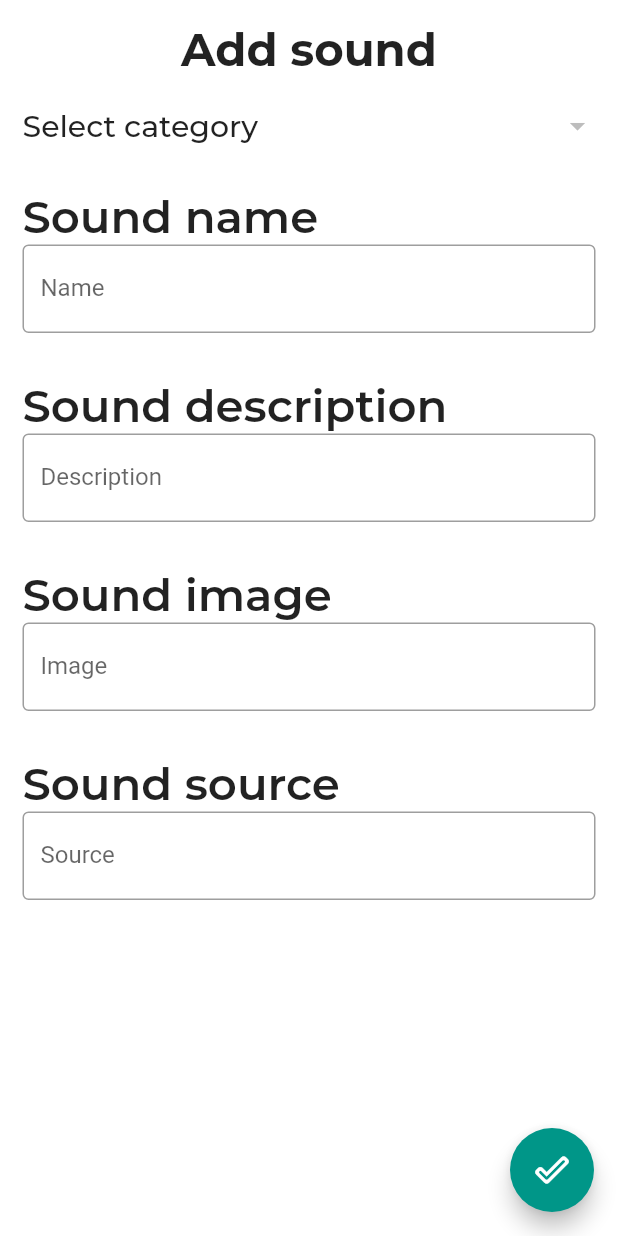
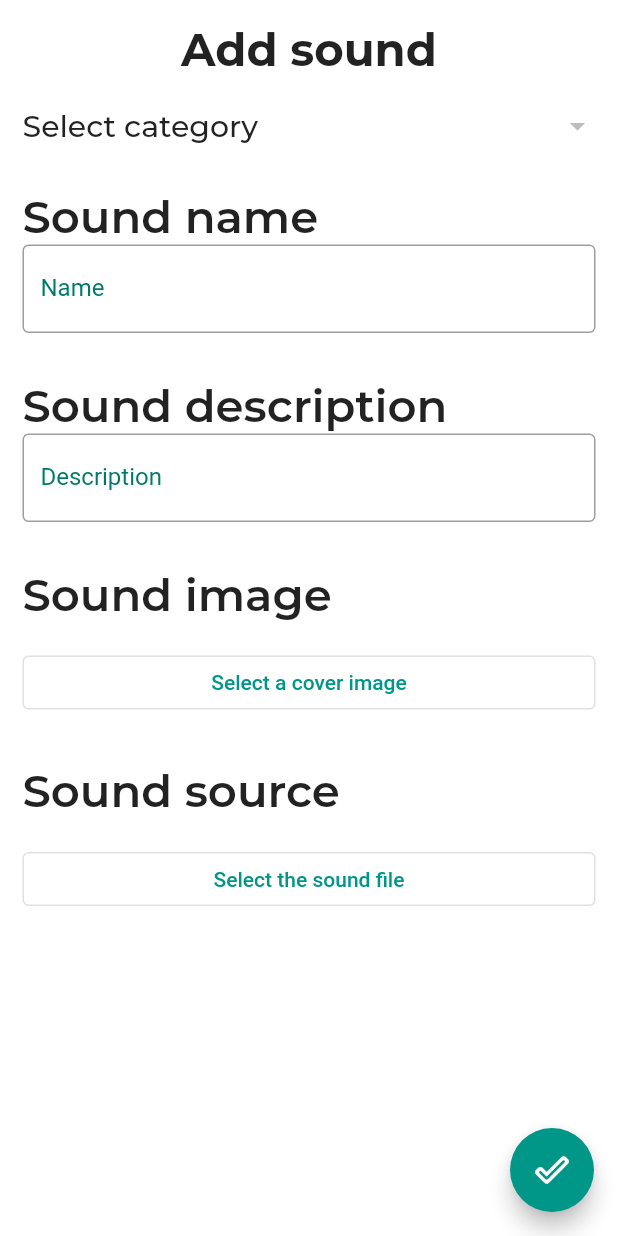
Before and after one commit to suprabathk/heavenly-music-player, a Flutter app: the AddSound screen opened by its route, after a tap on the "done outline" icon, on a phone screen of 412 x 824 dp. Run offline on Flutter 3.47's test engine with Material 2 defaults, Android fonts, the phone set to English and light mode, and no system bars; our stand-ins replace audioplayers, auth_buttons, auto_size_text, cached_network_image, cloud_firestore, file_picker and 7 more; missing offline and left inert: glassmorphism_widgets; accounts and stored records are empty.

Commit message:
Added file picker to add sound page Added upload indicator

```diff
--- a/lib/components/saved_card.dart
+++ b/lib/components/saved_card.dart
@@ -116,7 +116,7 @@ class _SavedCardState extends State<SavedCard> {
                       child: Padding(
                         padding: EdgeInsets.all(8.0),
                         child: Icon(
-                          Icons.bookmark_border_rounded,
+                          Icons.bookmark_rounded,
                           color: Colors.white,
                           size: 30,
                         ),
--- a/lib/screens/add_sound.dart
+++ b/lib/screens/add_sound.dart
@@ -1,9 +1,14 @@
+import 'dart:io';
 import 'package:cloud_firestore/cloud_firestore.dart';
+import 'package:file_picker/file_picker.dart';
+import 'package:firebase_storage/firebase_storage.dart';
 import 'package:flutter/material.dart';
 import 'package:google_fonts/google_fonts.dart';
 import 'package:heavenly/components/page_header.dart';
+import 'package:lottie/lottie.dart';
 
 final firestore = FirebaseFirestore.instance;
+final storageRef = FirebaseStorage.instance.ref();
 
 class AddSound extends StatefulWidget {
   const AddSound({Key? key}) : super(key: key);
@@ -14,13 +19,48 @@ class AddSound extends StatefulWidget {
 
 class _AddSoundState extends State<AddSound> {
   List<String> categoryNamesList = [];
+  late PlatformFile imageFile;
+  late PlatformFile soundFile;
+  late UploadTask uploadTask;
+  bool showLoading = false;
+
+  Future<void> uploadFile(String storagePath, PlatformFile storageFile) async {
+    setState(() {
+      showLoading = true;
+    });
+    final file = File(storageFile.path!);
+    uploadTask = storageRef.child(storagePath).putFile(file);
+    await uploadTask.whenComplete(() {});
+  }
+
+  Future<void> pickImageFile() async {
+    FilePickerResult? pickedImageFile =
+        await FilePicker.platform.pickFiles(type: FileType.image);
+    if (pickedImageFile != null) {
+      setState(() {
+        imageFile = pickedImageFile.files.first;
+        selectedImageName = imageFile.name;
+      });
+    }
+  }
+
+  Future<void> pickSoundFile() async {
+    FilePickerResult? pickedSoundFile =
+        await FilePicker.platform.pickFiles(type: FileType.audio);
+    if (pickedSoundFile != null) {
+      setState(() {
+        soundFile = pickedSoundFile.files.first;
+        selectedSoundName = soundFile.name;
+      });
+    }
+  }
 
   void pushData(int index) {
     firestore.collection('Sounds').add({
       'title': selectedName,
       'description': selectedDescription,
-      'image': '${categoryNamesList.elementAt(index)}/$selectedImage',
-      'file_name': '${categoryNamesList.elementAt(index)}/$selectedSound',
+      'image': '${categoryNamesList.elementAt(index)}/${imageFile.name}',
+      'file_name': '${categoryNamesList.elementAt(index)}/${soundFile.name}',
     }).then((doc) {
       firestore
           .collection(categoryNamesList.elementAt(index))
@@ -44,8 +84,8 @@ class _AddSoundState extends State<AddSound> {
   String selectedCategory = '';
   String selectedName = '';
   String selectedDescription = '';
-  String selectedImage = '';
-  String selectedSound = '';
+  String selectedImageName = '';
+  String selectedSoundName = '';
 
   @override
   void initState() {
@@ -56,7 +96,9 @@ class _AddSoundState extends State<AddSound> {
   @override
   Widget build(BuildContext context) {
     return Scaffold(
-      body: SafeArea(
+      body: Stack(
+        children: [
+          SafeArea(
             child: Padding(
               padding: const EdgeInsets.all(15),
               child: ListView(
@@ -82,12 +124,13 @@ class _AddSoundState extends State<AddSound> {
                       ),
                       DropdownButton(
                         style: GoogleFonts.lato(
-                        textStyle:
-                            const TextStyle(color: Colors.black, fontSize: 20)),
+                            textStyle: const TextStyle(
+                                color: Colors.black, fontSize: 20)),
                         borderRadius: BorderRadius.circular(15),
                         underline: Container(),
-                    value:
-                        selectedCategory.isNotEmpty ? selectedCategory : null,
+                        value: selectedCategory.isNotEmpty
+                            ? selectedCategory
+                            : null,
                         items: List.generate(
                           categoryNamesList.length,
                           (index) => DropdownMenuItem(
@@ -115,10 +158,12 @@ class _AddSoundState extends State<AddSound> {
                   ),
                   SizedBox(
                     child: TextField(
-                  decoration: const InputDecoration(
+                      decoration: InputDecoration(
                         hintText: 'Enter sound name',
                         labelText: 'Name',
-                    border: OutlineInputBorder(),
+                        labelStyle: TextStyle(color: Colors.teal.shade700),
+                        border: const OutlineInputBorder(),
+                        focusedBorder: const OutlineInputBorder(),
                       ),
                       onChanged: (String sound) {
                         setState(() {
@@ -139,10 +184,12 @@ class _AddSoundState extends State<AddSound> {
                   ),
                   SizedBox(
                     child: TextField(
-                  decoration: const InputDecoration(
+                      decoration: InputDecoration(
                         hintText: 'Enter sound description',
                         labelText: 'Description',
-                    border: OutlineInputBorder(),
+                        labelStyle: TextStyle(color: Colors.teal.shade700),
+                        border: const OutlineInputBorder(),
+                        focusedBorder: const OutlineInputBorder(),
                       ),
                       onChanged: (String sound) {
                         setState(() {
@@ -161,19 +208,15 @@ class _AddSoundState extends State<AddSound> {
                       ),
                     ),
                   ),
-              SizedBox(
-                child: TextField(
-                  decoration: const InputDecoration(
-                    hintText: 'Enter image URL',
-                    labelText: 'Image',
-                    border: OutlineInputBorder(),
-                  ),
-                  onChanged: (String sound) {
-                    setState(() {
-                      selectedImage = sound;
-                    });
+                  Text(selectedImageName),
+                  OutlinedButton(
+                    style: ButtonStyle(
+                        foregroundColor:
+                            MaterialStateProperty.all<Color>(Colors.teal)),
+                    onPressed: () async {
+                      await pickImageFile();
                     },
-                ),
+                    child: const Text('Select a cover image'),
                   ),
                   const SizedBox(height: 30),
                   Text(
@@ -185,29 +228,41 @@ class _AddSoundState extends State<AddSound> {
                       ),
                     ),
                   ),
-              SizedBox(
-                child: TextField(
-                  decoration: const InputDecoration(
-                    hintText: 'Enter sound URL',
-                    labelText: 'Source',
-                    border: OutlineInputBorder(),
-                  ),
-                  onChanged: (String sound) {
-                    setState(() {
-                      selectedSound = sound;
-                    });
+                  Text(selectedSoundName),
+                  OutlinedButton(
+                    style: ButtonStyle(
+                        foregroundColor:
+                            MaterialStateProperty.all<Color>(Colors.teal)),
+                    onPressed: () async {
+                      await pickSoundFile();
                     },
-                ),
+                    child: const Text('Select the sound file'),
                   ),
                   const SizedBox(height: 30),
                 ],
               ),
             ),
           ),
+          showLoading
+              ? Container(
+                  height: double.infinity,
+                  width: double.infinity,
+                  color: Colors.white,
+                  child: Center(
+                      child: Lottie.asset('assets/animations/loading.json')),
+                )
+              : Container(),
+        ],
+      ),
       floatingActionButton: FloatingActionButton(
         backgroundColor: Colors.teal,
-        onPressed: () {
+        onPressed: () async {
           pushData(categoryNamesList.indexOf(selectedCategory));
+          await uploadFile(
+              'Images/$selectedCategory/${imageFile.name}', imageFile);
+          await uploadFile(
+              'Music/$selectedCategory/${soundFile.name}', soundFile);
+          // ignore: use_build_context_synchronously
           Navigator.pop(context);
         },
         child: const Icon(Icons.done_outline_rounded),
--- a/pubspec.yaml
+++ b/pubspec.yaml
@@ -46,6 +46,7 @@ dependencies:
   auth_buttons: ^3.0.0
   cached_network_image: ^3.2.1
   glassmorphism_widgets: ^0.1.1
+  file_picker: ^5.0.1
 
 dev_dependencies:
   flutter_test:
```
Also changed, not shown: lib/screens/pages/discover_page.dart (+6 -3 lines), lib/screens/pages/profile_page.dart (+7 -1 lines), pubspec.lock. Lines whose indentation alone changed are shown as unchanged.
